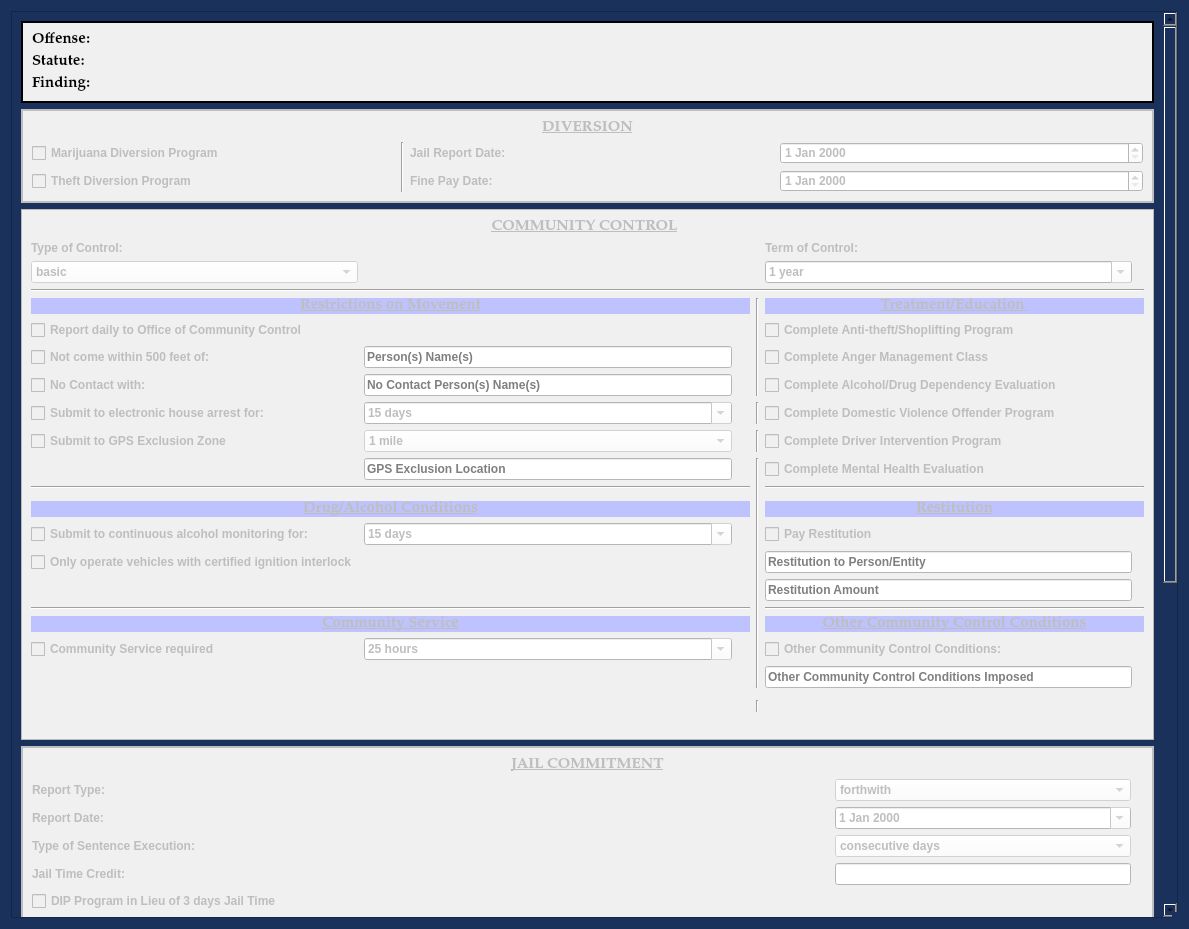
The window that views/ui/AddCommunityControlDialog.ui (HunterProgram22/MuniEntry) describes before a commit, drawn with Qt 5.
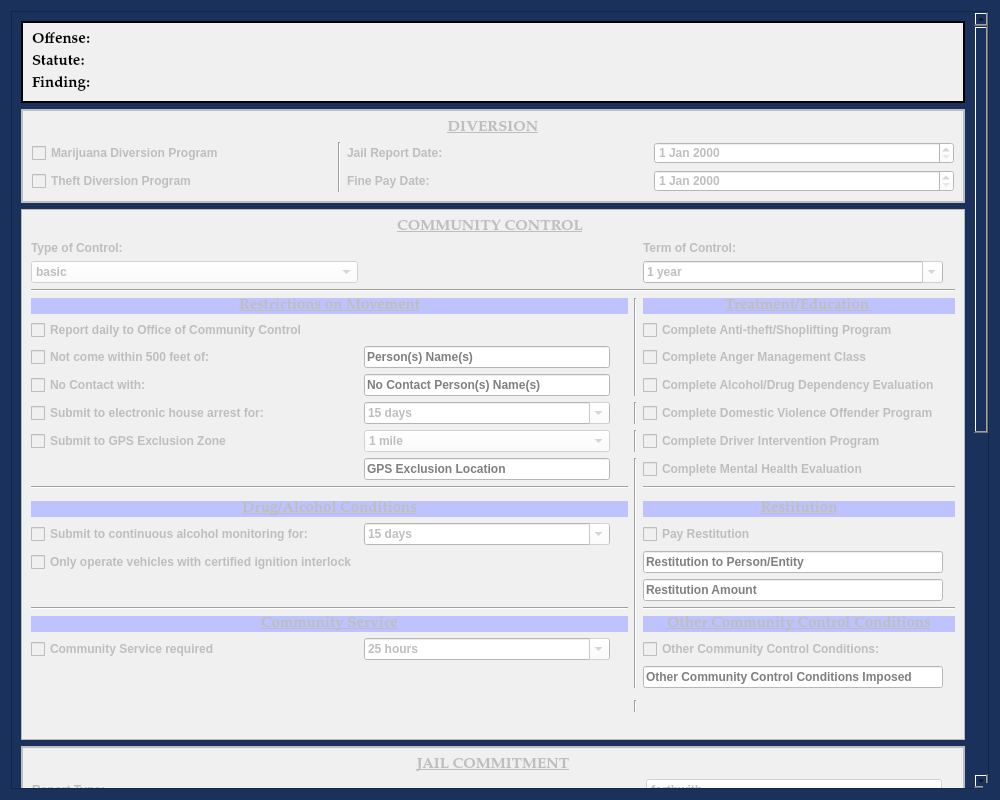
The same window after the commit.

Commit message: Fixed diversion report dates and comm control window size.

The edit to the form file:
```diff
--- a/views/ui/AddCommunityControlDialog.ui
+++ b/views/ui/AddCommunityControlDialog.ui
@@ -12,20 +12,20 @@
    <rect>
     <x>0</x>
     <y>0</y>
-    <width>1189</width>
-    <height>929</height>
+    <width>1000</width>
+    <height>800</height>
    </rect>
   </property>
   <property name="sizePolicy">
-   <sizepolicy hsizetype="Fixed" vsizetype="Preferred">
+   <sizepolicy hsizetype="Preferred" vsizetype="Preferred">
     <horstretch>0</horstretch>
     <verstretch>0</verstretch>
    </sizepolicy>
   </property>
   <property name="minimumSize">
    <size>
-    <width>1000</width>
-    <height>800</height>
+    <width>0</width>
+    <height>0</height>
    </size>
   </property>
   <property name="maximumSize">
@@ -168,8 +168,8 @@
        <rect>
         <x>0</x>
         <y>0</y>
-        <width>1146</width>
-        <height>1658</height>
+        <width>1053</width>
+        <height>1574</height>
        </rect>
       </property>
       <property name="sizePolicy">
```
Left out of the diff: 4 changed lines with no effect on the pictures. The commit also changes 5 other files.
